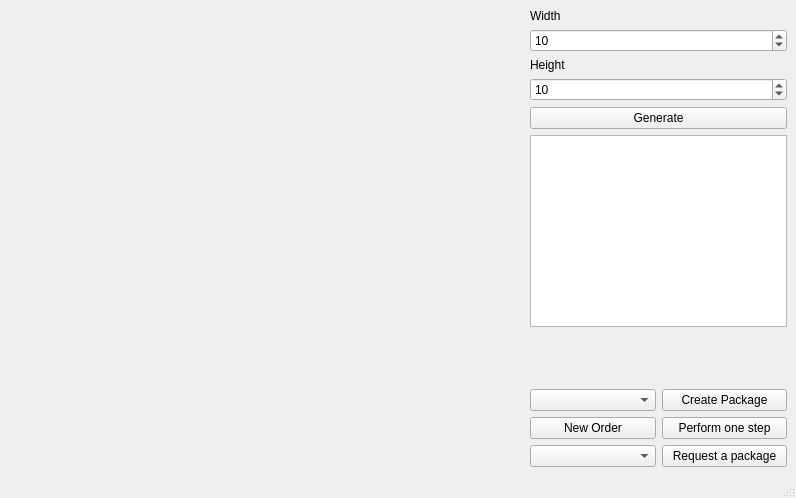
Above: amazon/mainwindow.ui from fairynoxx/warehouse before the change. Below: the same form after it.
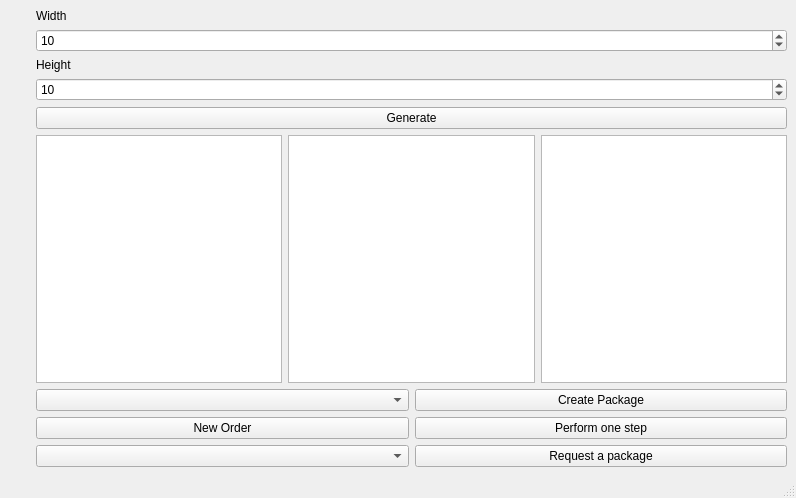
That is the form after the change.

```diff
--- a/amazon/mainwindow.ui
+++ b/amazon/mainwindow.ui
@@ -68,20 +68,17 @@
          </widget>
         </item>
         <item>
-         <widget class="QPlainTextEdit" name="logWindow"/>
-        </item>
-        <item>
-         <spacer name="verticalSpacer">
-          <property name="orientation">
-           <enum>Qt::Vertical</enum>
-          </property>
-          <property name="sizeHint" stdset="0">
-           <size>
-            <width>20</width>
-            <height>40</height>
-           </size>
-          </property>
-         </spacer>
+         <layout class="QHBoxLayout" name="horizontalLayout_4">
+          <item>
+           <widget class="QPlainTextEdit" name="logWindowStart"/>
+          </item>
+          <item>
+           <widget class="QPlainTextEdit" name="logWindowMag"/>
+          </item>
+          <item>
+           <widget class="QPlainTextEdit" name="logWindowsEnd"/>
+          </item>
+         </layout>
         </item>
         <item>
          <layout class="QGridLayout" name="gridLayout_2">
```
Left out of the diff: 14 changed lines with no effect on the pictures.
